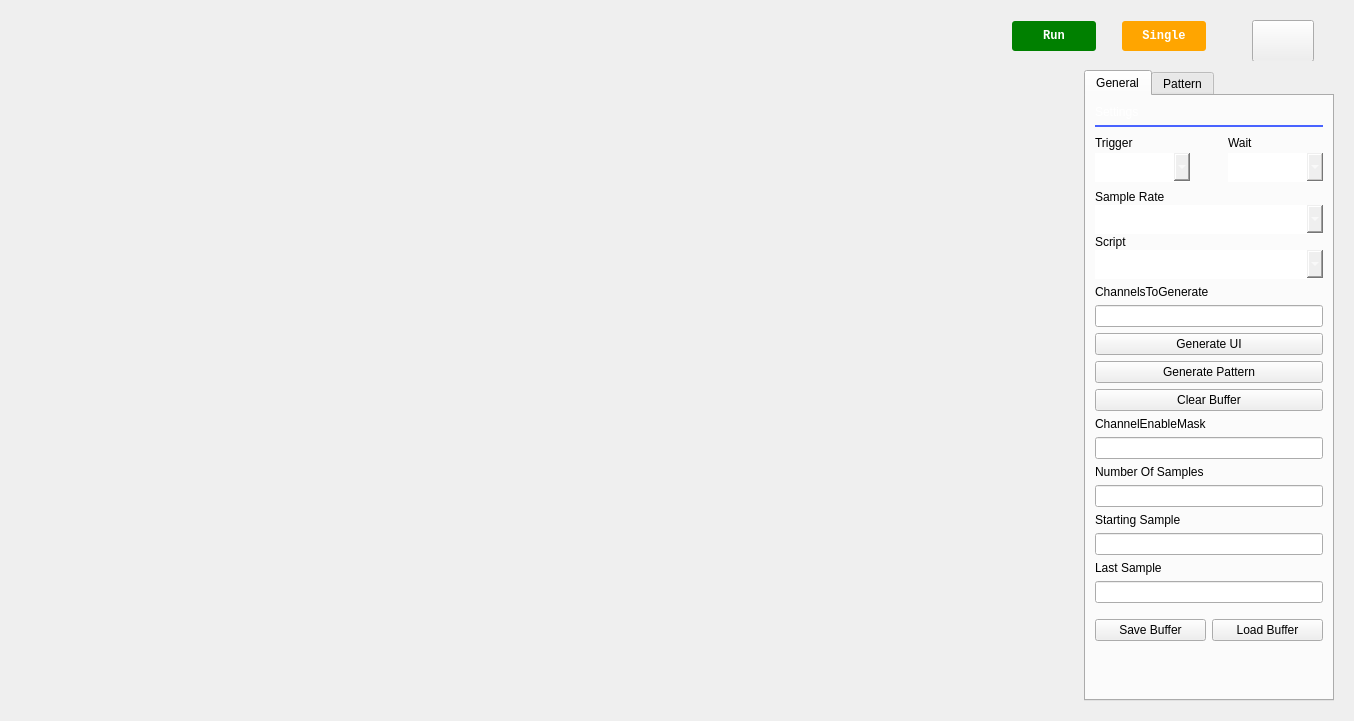
Old version of the form ui/pattern_generator.ui in the repository analogdevicesinc/scopy.
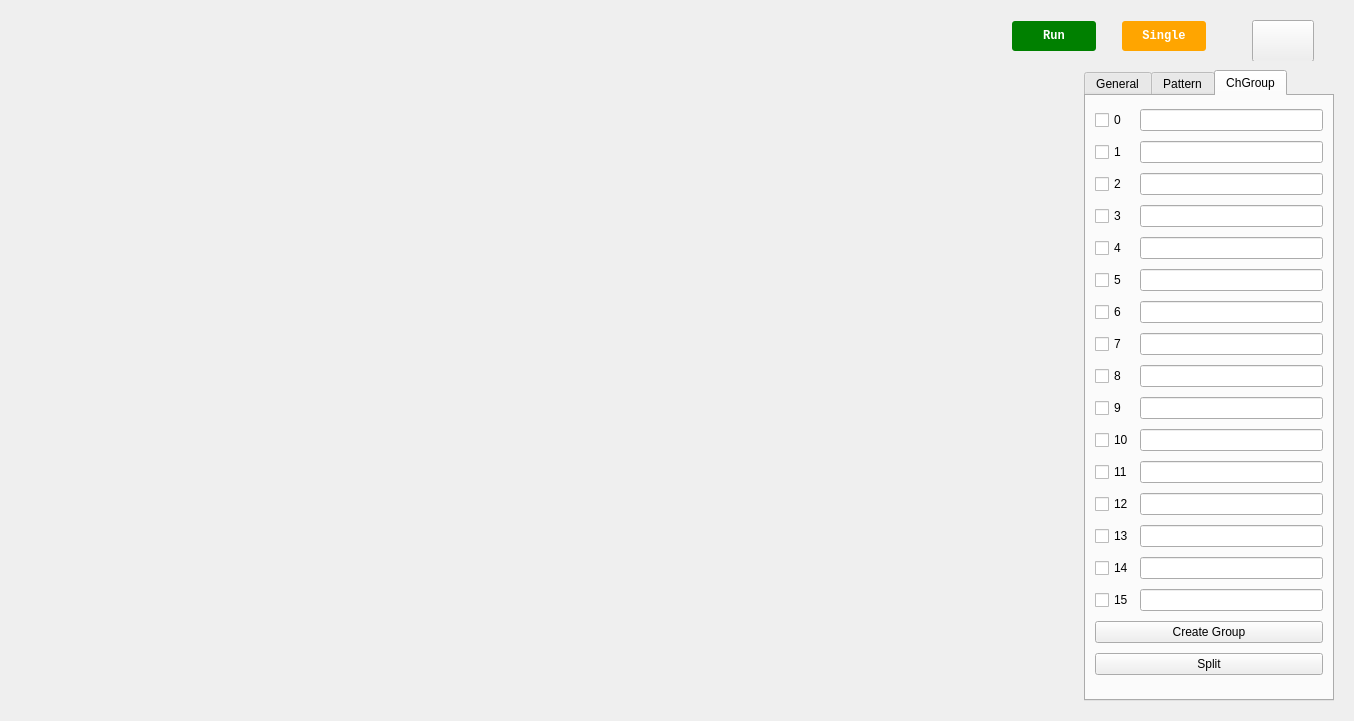
New version of the form. The open tabs and pages were chosen to show the change. Icons and pictures are not drawn.

Commit message: PatternGenerator - Implemented on-demand PatternUI generation

Patch:
```diff
--- a/ui/pattern_generator.ui
+++ b/ui/pattern_generator.ui
@@ -1156,6 +1156,187 @@
          </attribute>
          <layout class="QGridLayout" name="gridLayout_2"/>
         </widget>
+        <widget class="QWidget" name="rightWidgetPage3">
+         <attribute name="title">
+          <string>ChGroup</string>
+         </attribute>
+         <layout class="QGridLayout" name="gridLayout_3">
+          <item row="15" column="1">
+           <widget class="QLineEdit" name="lineEdit_14"/>
+          </item>
+          <item row="18" column="0" colspan="2">
+           <widget class="QPushButton" name="pushButton">
+            <property name="text">
+             <string>Split</string>
+            </property>
+           </widget>
+          </item>
+          <item row="7" column="0">
+           <widget class="QCheckBox" name="checkBox6">
+            <property name="text">
+             <string>6</string>
+            </property>
+           </widget>
+          </item>
+          <item row="8" column="0">
+           <widget class="QCheckBox" name="checkBox7">
+            <property name="text">
+             <string>7</string>
+            </property>
+           </widget>
+          </item>
+          <item row="11" column="0">
+           <widget class="QCheckBox" name="checkBox10">
+            <property name="text">
+             <string>10</string>
+            </property>
+           </widget>
+          </item>
+          <item row="13" column="1">
+           <widget class="QLineEdit" name="lineEdit_12"/>
+          </item>
+          <item row="12" column="0">
+           <widget class="QCheckBox" name="checkBox11">
+            <property name="text">
+             <string>11</string>
+            </property>
+           </widget>
+          </item>
+          <item row="13" column="0">
+           <widget class="QCheckBox" name="checkBox12">
+            <property name="text">
+             <string>12</string>
+            </property>
+           </widget>
+          </item>
+          <item row="14" column="0">
+           <widget class="QCheckBox" name="checkBox13">
+            <property name="text">
+             <string>13</string>
+            </property>
+           </widget>
+          </item>
+          <item row="15" column="0">
+           <widget class="QCheckBox" name="checkBox14">
+            <property name="text">
+             <string>14</string>
+            </property>
+           </widget>
+          </item>
+          <item row="16" column="0">
+           <widget class="QCheckBox" name="checkBox15">
+            <property name="text">
+             <string>15</string>
+            </property>
+           </widget>
+          </item>
+          <item row="8" column="1">
+           <widget class="QLineEdit" name="lineEdit_7"/>
+          </item>
+          <item row="9" column="0">
+           <widget class="QCheckBox" name="checkBox8">
+            <property name="text">
+             <string>8</string>
+            </property>
+           </widget>
+          </item>
+          <item row="1" column="0">
+           <widget class="QCheckBox" name="checkBox1">
+            <property name="text">
+             <string>1</string>
+            </property>
+           </widget>
+          </item>
+          <item row="10" column="0">
+           <widget class="QCheckBox" name="checkBox9">
+            <property name="text">
+             <string>9</string>
+            </property>
+           </widget>
+          </item>
+          <item row="5" column="0">
+           <widget class="QCheckBox" name="checkBox4">
+            <property name="text">
+             <string>4</string>
+            </property>
+           </widget>
+          </item>
+          <item row="3" column="0">
+           <widget class="QCheckBox" name="checkBox2">
+            <property name="text">
+             <string>2</string>
+            </property>
+           </widget>
+          </item>
+          <item row="4" column="0">
+           <widget class="QCheckBox" name="checkBox3">
+            <property name="text">
+             <string>3</string>
+            </property>
+           </widget>
+          </item>
+          <item row="6" column="0">
+           <widget class="QCheckBox" name="checkBox5">
+            <property name="text">
+             <string>5</string>
+            </property>
+           </widget>
+          </item>
+          <item row="0" column="0">
+           <widget class="QCheckBox" name="checkBox0">
+            <property name="text">
+             <string>0</string>
+            </property>
+           </widget>
+          </item>
+          <item row="11" column="1">
+           <widget class="QLineEdit" name="lineEdit_10"/>
+          </item>
+          <item row="7" column="1">
+           <widget class="QLineEdit" name="lineEdit_6"/>
+          </item>
+          <item row="16" column="1">
+           <widget class="QLineEdit" name="lineEdit_15"/>
+          </item>
+          <item row="9" column="1">
+           <widget class="QLineEdit" name="lineEdit_8"/>
+          </item>
+          <item row="4" column="1">
+           <widget class="QLineEdit" name="lineEdit_4"/>
+          </item>
+          <item row="12" column="1">
+           <widget class="QLineEdit" name="lineEdit_11"/>
+          </item>
+          <item row="10" column="1">
+           <widget class="QLineEdit" name="lineEdit_9"/>
+          </item>
+          <item row="14" column="1">
+           <widget class="QLineEdit" name="lineEdit_13"/>
+          </item>
+          <item row="3" column="1">
+           <widget class="QLineEdit" name="lineEdit_2"/>
+          </item>
+          <item row="6" column="1">
+           <widget class="QLineEdit" name="lineEdit_5"/>
+          </item>
+          <item row="1" column="1">
+           <widget class="QLineEdit" name="lineEdit"/>
+          </item>
+          <item row="0" column="1">
+           <widget class="QLineEdit" name="lineEdit_0"/>
+          </item>
+          <item row="5" column="1">
+           <widget class="QLineEdit" name="lineEdit_3"/>
+          </item>
+          <item row="17" column="0" colspan="2">
+           <widget class="QPushButton" name="CreateGroup">
+            <property name="text">
+             <string>Create Group</string>
+            </property>
+           </widget>
+          </item>
+         </layout>
+        </widget>
        </widget>
       </item>
      </layout>
```
The commit also changes 5 other files.
